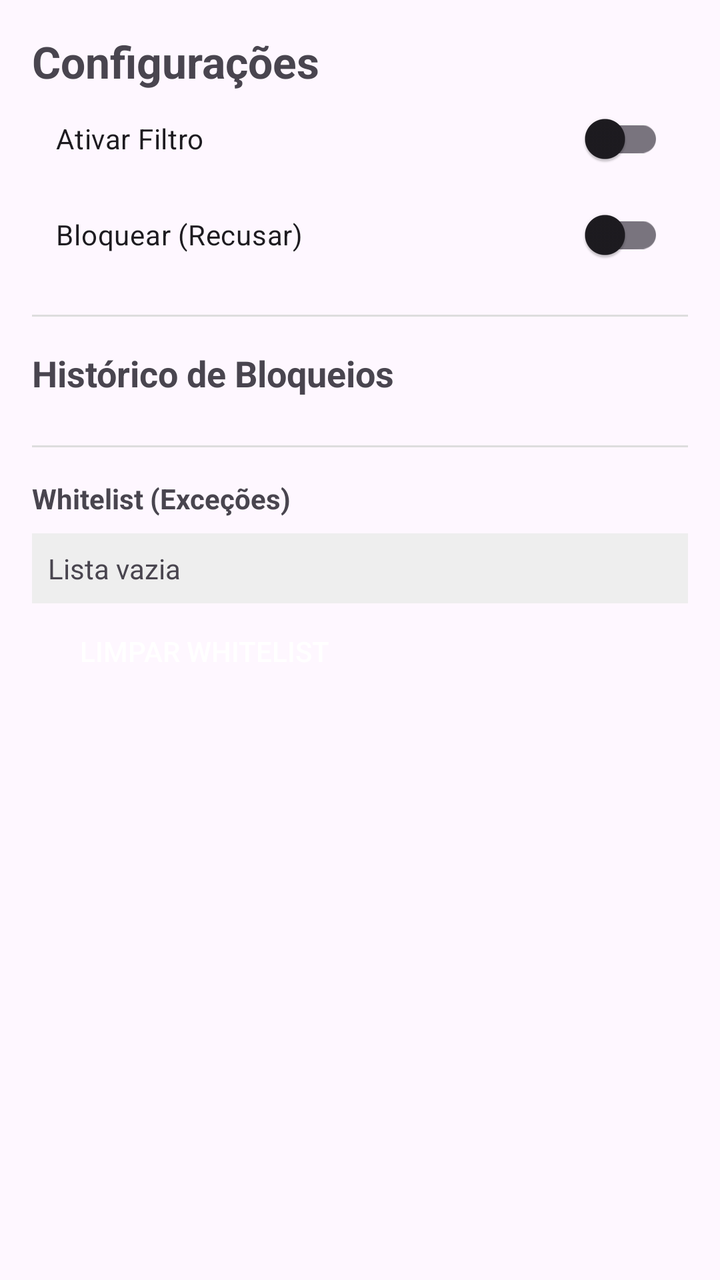
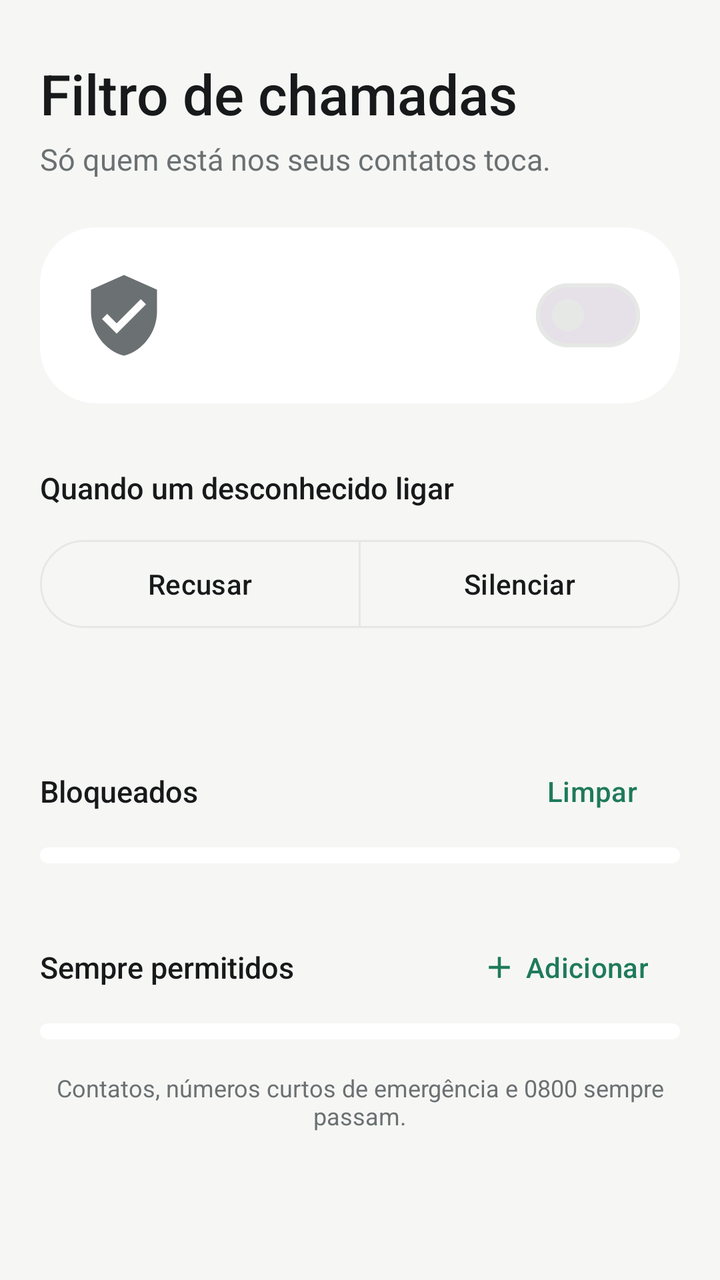

Compare the two renders of this Android layout. The source of the first and the diff that turns it into the second are given below.
<!-- AndroidManifest.xml: application theme Theme.BlockUnknownCalls -->
<!-- res/layout/activity_main.xml -->
<?xml version="1.0" encoding="utf-8"?>
<ScrollView xmlns:android="http://schemas.android.com/apk/res/android"
    android:layout_width="match_parent"
    android:layout_height="match_parent"
    android:padding="16dp">

    <LinearLayout
        android:layout_width="match_parent"
        android:layout_height="wrap_content"
        android:orientation="vertical">

        <TextView
            android:layout_width="wrap_content"
            android:layout_height="wrap_content"
            android:text="Configurações"
            android:textSize="22sp"
            android:textStyle="bold" />

        <androidx.appcompat.widget.SwitchCompat
            android:id="@+id/switchEnable"
            android:layout_width="match_parent"
            android:layout_height="wrap_content"
            android:text="Ativar Filtro"
            android:padding="12dp" />

        <androidx.appcompat.widget.SwitchCompat
            android:id="@+id/switchAutoBlock"
            android:layout_width="match_parent"
            android:layout_height="wrap_content"
            android:text="Bloquear (Recusar)"
            android:padding="12dp" />

        <View
            android:layout_width="match_parent"
            android:layout_height="1dp"
            android:background="#DDDDDD"
            android:layout_marginVertical="16dp"/>

        <TextView
            android:layout_width="wrap_content"
            android:layout_height="wrap_content"
            android:text="Histórico de Bloqueios"
            android:textSize="18sp"
            android:textStyle="bold" />

        <LinearLayout
            android:id="@+id/layoutHistory"
            android:layout_width="match_parent"
            android:layout_height="wrap_content"
            android:orientation="vertical"
            android:layout_marginTop="8dp" />

        <View
            android:layout_width="match_parent"
            android:layout_height="1dp"
            android:background="#DDDDDD"
            android:layout_marginVertical="16dp"/>

        <TextView
            android:layout_width="wrap_content"
            android:layout_height="wrap_content"
            android:text="Whitelist (Exceções)"
            android:textStyle="bold" />

        <TextView
            android:id="@+id/txtWhitelist"
            android:layout_width="match_parent"
            android:layout_height="wrap_content"
            android:padding="8dp"
            android:text="Lista vazia"
            android:background="#EEEEEE"
            android:layout_marginTop="8dp"/>

        <Button
            android:id="@+id/btnClearWhitelist"
            android:layout_width="wrap_content"
            android:layout_height="wrap_content"
            android:text="Limpar Whitelist"
            style="@style/Widget.AppCompat.Button.Borderless" />

    </LinearLayout>
</ScrollView>
<!-- resources referenced by this layout -->
<resources>
  <style name="Base.Theme.BlockUnknownCalls" parent="Theme.Material3.DayNight.NoActionBar">
          
          
      </style>
  <!-- unchanged entries left out for length: 1 -->
</resources>

<!-- the commit's change to res/layout/activity_main.xml (unified diff, before → after) -->
@@ -1,82 +1,271 @@
 <?xml version="1.0" encoding="utf-8"?>
-<ScrollView xmlns:android="http://schemas.android.com/apk/res/android"
+<androidx.core.widget.NestedScrollView xmlns:android="http://schemas.android.com/apk/res/android"
+    xmlns:app="http://schemas.android.com/apk/res-auto"
+    android:id="@+id/root"
     android:layout_width="match_parent"
     android:layout_height="match_parent"
-    android:padding="16dp">
+    android:background="@color/bg"
+    android:clipToPadding="false">
 
     <LinearLayout
         android:layout_width="match_parent"
         android:layout_height="wrap_content"
-        android:orientation="vertical">
-
-        <TextView
-            android:layout_width="wrap_content"
-            android:layout_height="wrap_content"
-            android:text="Configurações"
-            android:textSize="22sp"
-            android:textStyle="bold" />
-
-        <androidx.appcompat.widget.SwitchCompat
-            android:id="@+id/switchEnable"
-            android:layout_width="match_parent"
-            android:layout_height="wrap_content"
-            android:text="Ativar Filtro"
-            android:padding="12dp" />
-
-        <androidx.appcompat.widget.SwitchCompat
-            android:id="@+id/switchAutoBlock"
-            android:layout_width="match_parent"
-            android:layout_height="wrap_content"
-            android:text="Bloquear (Recusar)"
-            android:padding="12dp" />
-
-        <View
-            android:layout_width="match_parent"
-            android:layout_height="1dp"
-            android:background="#DDDDDD"
-            android:layout_marginVertical="16dp"/>
-
-        <TextView
-            android:layout_width="wrap_content"
-            android:layout_height="wrap_content"
-            android:text="Histórico de Bloqueios"
-            android:textSize="18sp"
-            android:textStyle="bold" />
-
+        android:orientation="vertical"
+        android:paddingHorizontal="20dp"
+        android:paddingTop="28dp"
+        android:paddingBottom="32dp">
+
+        
+        <TextView
+            android:layout_width="wrap_content"
+            android:layout_height="wrap_content"
+            android:fontFamily="sans-serif-medium"
+            android:text="@string/title"
+            android:textColor="@color/text"
+            android:textSize="28sp" />
+
+        <TextView
+            android:layout_width="wrap_content"
+            android:layout_height="wrap_content"
+            android:layout_marginTop="4dp"
+            android:text="@string/subtitle"
+            android:textColor="@color/text_muted"
+            android:textSize="15sp" />
+
+        
+        <com.google.android.material.card.MaterialCardView
+            android:id="@+id/cardStatus"
+            style="@style/ListCard"
+            android:layout_width="match_parent"
+            android:layout_height="wrap_content"
+            android:layout_marginTop="24dp"
+            android:clickable="true"
+            android:focusable="true"
+            app:cardCornerRadius="28dp">
+
+            <LinearLayout
+                android:layout_width="match_parent"
+                android:layout_height="wrap_content"
+                android:gravity="center_vertical"
+                android:orientation="horizontal"
+                android:padding="20dp">
+
+                <ImageView
+                    android:id="@+id/iconStatus"
+                    android:layout_width="44dp"
+                    android:layout_height="44dp"
+                    android:importantForAccessibility="no"
+                    android:src="@drawable/ic_shield_check" />
+
+                <LinearLayout
+                    android:layout_width="0dp"
+                    android:layout_height="wrap_content"
+                    android:layout_marginHorizontal="16dp"
+                    android:layout_weight="1"
+                    android:orientation="vertical">
+
+                    <TextView
+                        android:id="@+id/txtStatusTitle"
+                        android:layout_width="wrap_content"
+                        android:layout_height="wrap_content"
+                        android:fontFamily="sans-serif-medium"
+                        android:textSize="18sp" />
+
+                    <TextView
+                        android:id="@+id/txtStatusSubtitle"
+                        android:layout_width="wrap_content"
+                        android:layout_height="wrap_content"
+                        android:layout_marginTop="2dp"
+                        android:textSize="14sp" />
+                </LinearLayout>
+
+                <com.google.android.material.materialswitch.MaterialSwitch
+                    android:id="@+id/switchEnable"
+                    android:layout_width="wrap_content"
+                    android:layout_height="wrap_content"
+                    android:contentDescription="@string/status_switch_desc" />
+            </LinearLayout>
+        </com.google.android.material.card.MaterialCardView>
+
+        
+        <com.google.android.material.card.MaterialCardView
+            android:id="@+id/cardSetup"
+            style="@style/ListCard"
+            android:layout_width="match_parent"
+            android:layout_height="wrap_content"
+            android:layout_marginTop="12dp"
+            android:visibility="gone"
+            app:cardBackgroundColor="@color/warn_container">
+
+            <LinearLayout
+                android:layout_width="match_parent"
+                android:layout_height="wrap_content"
+                android:gravity="center_vertical"
+                android:orientation="horizontal"
+                android:paddingVertical="12dp"
+                android:paddingStart="20dp"
+                android:paddingEnd="8dp">
+
+                <ImageView
+                    android:layout_width="22dp"
+                    android:layout_height="22dp"
+                    android:importantForAccessibility="no"
+                    android:src="@drawable/ic_warning"
+                    app:tint="@color/on_warn_container" />
+
+                <TextView
+                    android:id="@+id/txtSetup"
+                    android:layout_width="0dp"
+                    android:layout_height="wrap_content"
+                    android:layout_marginHorizontal="12dp"
+                    android:layout_weight="1"
+                    android:textColor="@color/on_warn_container"
+                    android:textSize="14sp" />
+
+                <com.google.android.material.button.MaterialButton
+                    android:id="@+id/btnSetup"
+                    style="@style/Widget.Material3.Button.TextButton"
+                    android:layout_width="wrap_content"
+                    android:layout_height="wrap_content"
+                    android:text="@string/setup_action"
+                    android:textColor="@color/on_warn_container" />
+            </LinearLayout>
+        </com.google.android.material.card.MaterialCardView>
+
+        
+        <TextView
+            style="@style/SectionTitle"
+            android:layout_width="wrap_content"
+            android:layout_height="wrap_content"
+            android:layout_marginTop="32dp"
+            android:text="@string/mode_title" />
+
+        <com.google.android.material.button.MaterialButtonToggleGroup
+            android:id="@+id/toggleMode"
+            android:layout_width="match_parent"
+            android:layout_height="wrap_content"
+            android:layout_marginTop="12dp"
+            app:selectionRequired="true"
+            app:singleSelection="true">
+
+            <com.google.android.material.button.MaterialButton
+                android:id="@+id/btnModeReject"
+                style="?attr/materialButtonOutlinedStyle"
+                android:layout_width="0dp"
+                android:layout_height="52dp"
+                android:layout_weight="1"
+                android:text="@string/mode_reject"
+                app:strokeColor="@color/outline" />
+
+            <com.google.android.material.button.MaterialButton
+                android:id="@+id/btnModeSilence"
+                style="?attr/materialButtonOutlinedStyle"
+                android:layout_width="0dp"
+                android:layout_height="52dp"
+                android:layout_weight="1"
+                android:text="@string/mode_silence"
+                app:strokeColor="@color/outline" />
+        </com.google.android.material.button.MaterialButtonToggleGroup>
+
+        <TextView
+            android:id="@+id/txtModeHint"
+            android:layout_width="wrap_content"
+            android:layout_height="wrap_content"
+            android:layout_marginTop="8dp"
+            android:layout_marginStart="4dp"
+            android:textColor="@color/text_muted"
+            android:textSize="13sp" />
+
+        
         <LinearLayout
-            android:id="@+id/layoutHistory"
-            android:layout_width="match_parent"
-            android:layout_height="wrap_content"
-            android:orientation="vertical"
-            android:layout_marginTop="8dp" />
-
-        <View
-            android:layout_width="match_parent"
-            android:layout_height="1dp"
-            android:background="#DDDDDD"
-            android:layout_marginVertical="16dp"/>
-
-        <TextView
-            android:layout_width="wrap_content"
-            android:layout_height="wrap_content"
-            android:text="Whitelist (Exceções)"
-            android:textStyle="bold" />
-
-        <TextView
-            android:id="@+id/txtWhitelist"
-            android:layout_width="match_parent"
-            android:layout_height="wrap_content"
-            android:padding="8dp"
-            android:text="Lista vazia"
-            android:background="#EEEEEE"
-            android:layout_marginTop="8dp"/>
-
-        <Button
-            android:id="@+id/btnClearWhitelist"
-            android:layout_width="wrap_content"
-            android:layout_height="wrap_content"
-            android:text="Limpar Whitelist"
-            style="@style/Widget.AppCompat.Button.Borderless" />
-
+            android:layout_width="match_parent"
+            android:layout_height="wrap_content"
+            android:layout_marginTop="28dp"
+            android:gravity="center_vertical"
+            android:orientation="horizontal">
+
+            <TextView
+                style="@style/SectionTitle"
+                android:layout_width="wrap_content"
+                android:layout_height="wrap_content"
+                android:text="@string/history_title" />
+
+            <TextView
+                android:id="@+id/txtHistoryCount"
+                android:layout_width="0dp"
+                android:layout_height="wrap_content"
+                android:layout_marginStart="8dp"
+                android:layout_weight="1"
+                android:textColor="@color/text_muted"
+                android:textSize="15sp" />
+
+            <com.google.android.material.button.MaterialButton
+                android:id="@+id/btnClearHistory"
+                style="@style/Widget.Material3.Button.TextButton"
+                android:layout_width="wrap_content"
+                android:layout_height="wrap_content"
+                android:text="@string/clear" />
+        </LinearLayout>
+
+        <com.google.android.material.card.MaterialCardView
+            style="@style/ListCard"
+            android:layout_width="match_parent"
+            android:layout_height="wrap_content"
+            android:layout_marginTop="4dp">
+
+            <LinearLayout
+                android:id="@+id/layoutHistory"
+                android:layout_width="match_parent"
+                android:layout_height="wrap_content"
+                android:orientation="vertical"
+                android:paddingVertical="4dp" />
+        </com.google.android.material.card.MaterialCardView>
+
+        
+        <LinearLayout
+            android:layout_width="match_parent"
+            android:layout_height="wrap_content"
+            android:layout_marginTop="28dp"
+            android:gravity="center_vertical"
+            android:orientation="horizontal">
+
+            <TextView
+                style="@style/SectionTitle"
+                android:layout_width="0dp"
+                android:layout_height="wrap_content"
+                android:layout_weight="1"
+                android:text="@string/whitelist_title" />
+
+            <com.google.android.material.button.MaterialButton
+                android:id="@+id/btnAddWhitelist"
+                style="@style/Widget.Material3.Button.TextButton.Icon"
+                android:layout_width="wrap_content"
+                android:layout_height="wrap_content"
+                android:text="@string/add"
+                app:icon="@drawable/ic_add" />
+        </LinearLayout>
+
+        <com.google.android.material.card.MaterialCardView
+            style="@style/ListCard"
+            android:layout_width="match_parent"
+            android:layout_height="wrap_content"
+            android:layout_marginTop="4dp">
+
+            <LinearLayout
+                android:id="@+id/layoutWhitelist"
+                android:layout_width="match_parent"
+                android:layout_height="wrap_content"
+                android:orientation="vertical"
+                android:paddingVertical="4dp" />
+        </com.google.android.material.card.MaterialCardView>
+
+        <TextView
+            android:layout_width="match_parent"
+            android:layout_height="wrap_content"
+            android:layout_marginTop="16dp"
+            android:gravity="center"
+            android:text="@string/footer"
+            android:textColor="@color/text_muted"
+            android:textSize="12sp" />
     </LinearLayout>
-</ScrollView>
+</androidx.core.widget.NestedScrollView>
<!-- resource entries referenced after the edit -->
@@ -1,9 +1,89 @@
 <!-- resources referenced by this layout -->
 <resources>
+  <color name="bg">#F6F7F5</color>
+  <color name="on_warn_container">#6A4200</color>
+  <color name="outline">#E6E8E5</color>
+  <color name="text">#17191A</color>
+  <color name="text_muted">#6B7072</color>
+  <color name="warn_container">#FFF1DC</color>
+  <!-- drawable ic_add (drawable) -->
+  <vector xmlns:android="http://schemas.android.com/apk/res/android"
+      android:width="24dp"
+      android:height="24dp"
+      android:viewportWidth="24"
+      android:viewportHeight="24"
+      android:tint="?attr/colorControlNormal">
+      <path
+          android:fillColor="@android:color/white"
+          android:pathData="M19,13h-6v6h-2v-6H5v-2h6V5h2v6h6v2z" />
+  </vector>
+  <!-- drawable ic_shield_check (drawable) -->
+  <vector xmlns:android="http://schemas.android.com/apk/res/android"
+      android:width="24dp"
+      android:height="24dp"
+      android:viewportWidth="24"
+      android:viewportHeight="24"
+      android:tint="?attr/colorControlNormal">
+      <path
+          android:fillColor="@android:color/white"
+          android:pathData="M12,1L3,5v6c0,5.55 3.84,10.74 9,12 5.16,-1.26 9,-6.45 9,-12V5l-9,-4zM10,17l-4,-4 1.41,-1.41L10,14.17l6.59,-6.59L18,9l-8,8z" />
+  </vector>
+  <!-- drawable ic_warning (drawable) -->
+  <vector xmlns:android="http://schemas.android.com/apk/res/android"
+      android:width="24dp"
+      android:height="24dp"
+      android:viewportWidth="24"
+      android:viewportHeight="24"
+      android:tint="?attr/colorControlNormal">
+      <path
+          android:fillColor="@android:color/white"
+          android:pathData="M1,21h22L12,2 1,21zM13,18h-2v-2h2v2zM13,14h-2v-4h2v4z" />
+  </vector>
+  <string name="add">Adicionar</string>
+  <string name="clear">Limpar</string>
+  <string name="footer">Contatos, números curtos de emergência e 0800 sempre passam.</string>
+  <string name="history_title">Bloqueados</string>
+  <string name="mode_reject">Recusar</string>
+  <string name="mode_silence">Silenciar</string>
+  <string name="mode_title">Quando um desconhecido ligar</string>
+  <string name="setup_action">Configurar</string>
+  <string name="status_switch_desc">Ativar filtro</string>
+  <string name="subtitle">Só quem está nos seus contatos toca.</string>
+  <string name="title">Filtro de chamadas</string>
+  <string name="whitelist_title">Sempre permitidos</string>
+  <style name="ListCard" parent="Widget.Material3.CardView.Filled">
+          <item name="cardBackgroundColor">@color/surface</item>
+          <item name="cardCornerRadius">20dp</item>
+          <item name="cardElevation">0dp</item>
+      </style>
+  <style name="SectionTitle">
+          <item name="android:textSize">15sp</item>
+          <item name="android:fontFamily">sans-serif-medium</item>
+          <item name="android:textColor">@color/text</item>
+      </style>
+  <color name="surface">#FFFFFF</color>
   <style name="Base.Theme.BlockUnknownCalls" parent="Theme.Material3.DayNight.NoActionBar">
-          
-          
+          <item name="colorPrimary">@color/accent</item>
+          <item name="colorOnPrimary">@color/on_accent</item>
+          <item name="colorPrimaryContainer">@color/accent_container</item>
+          <item name="colorOnPrimaryContainer">@color/on_accent_container</item>
+          <item name="colorSecondaryContainer">@color/accent_container</item>
+          <item name="colorOnSecondaryContainer">@color/on_accent_container</item>
+          <item name="colorSurface">@color/surface</item>
+          <item name="colorOnSurface">@color/text</item>
+          <item name="colorOnSurfaceVariant">@color/text_muted</item>
+          <item name="colorOutline">@color/outline</item>
+          <item name="colorError">@color/danger</item>
+          <item name="android:colorBackground">@color/bg</item>
+          <item name="android:windowBackground">@color/bg</item>
+          <item name="android:textColorPrimary">@color/text</item>
+          <item name="android:textColorSecondary">@color/text_muted</item>
       </style>
+  <color name="accent">#1F7A5C</color>
+  <color name="on_accent">#FFFFFF</color>
+  <color name="accent_container">#DDF1E8</color>
+  <color name="on_accent_container">#0B3B2B</color>
+  <color name="danger">#B3261E</color>
   <!-- unchanged entries left out for length: 1 -->
 </resources>
 
